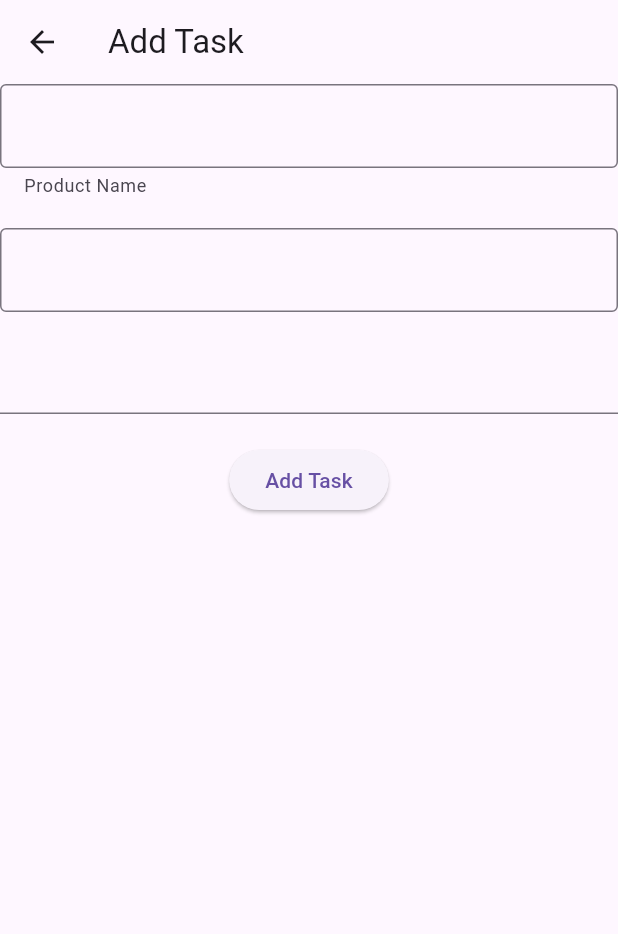
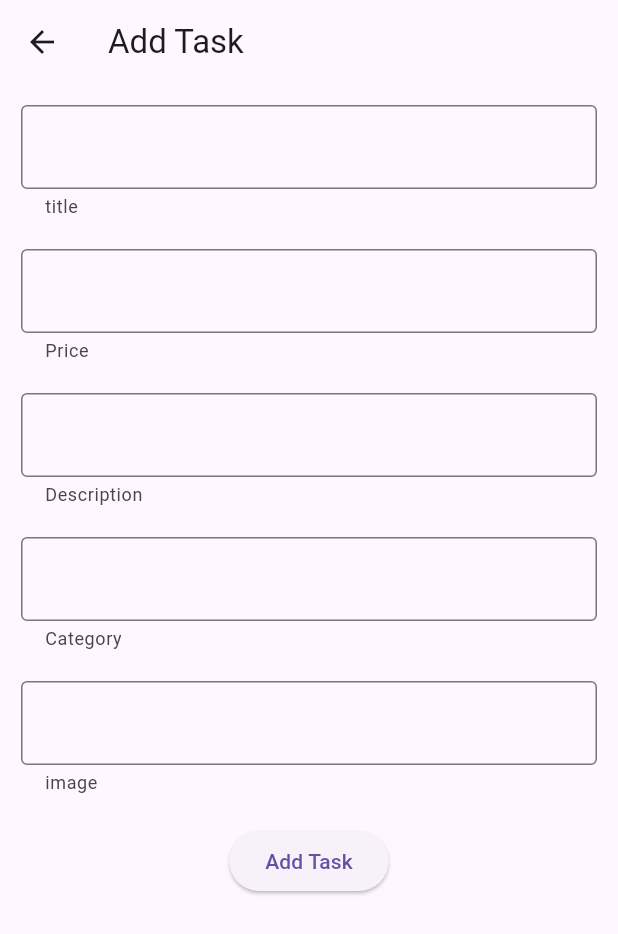
Before and after one commit to officialgrowthagency-blip/Clean-Code-Project, a Flutter app: the screen it shows after launch, after a tap on "Add", on a phone screen of 412 x 824 dp. Shown: the top 934 px of the screen. Run offline on Flutter 3.47's test engine with Material 3 defaults, Android fonts, the phone set to English and light mode, and no system bars; our stand-ins replace equatable, flutter_bloc; network calls fail.

Commit message:
today final work

```diff
--- a/lib/core/features/skill_project/data/datasources/remote_data_source.dart
+++ b/lib/core/features/skill_project/data/datasources/remote_data_source.dart
@@ -1,9 +1,10 @@
-import 'dart:convert';
 import 'package:skill_develop_project/core/features/skill_project/data/models/crud_models.dart';
 import 'package:skill_develop_project/core/network/api_service.dart';
 
 abstract class RemoteDataSource {
    Future<List<CrudModel>> getProduct();
+
+   Future<bool> postProduct(Map<String, dynamic> products);
  }
 
 class RemoteDataSourceImpl implements RemoteDataSource {
@@ -15,9 +16,9 @@ class RemoteDataSourceImpl implements RemoteDataSource {
 
     final response = await apiService.getCrudApiData("products");
 
-     if(response.statusCode == 200){
+     if(response.isSuccess){
 
-      final List<dynamic> data = jsonDecode(response.body);
+      final List<dynamic> data = response.responseData;
 
        return data.map((item)=> CrudModel.fromJson(item)).toList();
 
@@ -27,4 +28,20 @@ class RemoteDataSourceImpl implements RemoteDataSource {
      }
   }
 
+    @override
+      Future<bool> postProduct(Map<String, dynamic> products) async{
+
+      final response = await apiService.postApiData("products", body: products);
+
+       if(response.isSuccess){
+        return true;
+       }
+       else {
+        throw Exception("Failed to post data: ${response.errorMessage}");
+
+       }
+
+    }
+
+
 }
--- a/lib/core/features/skill_project/data/models/crud_models.dart
+++ b/lib/core/features/skill_project/data/models/crud_models.dart
@@ -19,12 +19,12 @@ class CrudModel {
     });
 
   CrudModel.fromJson(Map<String, dynamic> json) {
-    id = json['id'];
-    title = json['title'];
-    price = json['price'];
-    description = json['description'];
-    category = json['category'];
-    image = json['image'];
+    id = json['id'] as int;
+    title = json['title'] as String;
+    price = (json['price'] as num).toDouble();
+    description = json['description'] as String;
+    category = json['category']as String;
+    image = json['image'] as String;
     rating =
         json['rating'] != null ?  Rating.fromJson(json['rating']) : null;
   }
@@ -38,9 +38,12 @@ class Rating {
 
   Rating({this.rate, this.count});
 
-  Rating.fromJson(Map<String, dynamic> json) {
-    rate = json['rate']?.toDouble();
-    count = json['count'];
+     factory Rating.fromJson(Map<String, dynamic> json) {
+      return Rating(
+
+      rate: (json['rate'] as num).toDouble(),
+      count: json['count'] as int,
+    );
   }
 
 }
--- a/lib/core/features/skill_project/domain/repositories/repo.dart
+++ b/lib/core/features/skill_project/domain/repositories/repo.dart
@@ -3,4 +3,5 @@ import 'package:skill_develop_project/core/features/skill_project/domain/entitie
 abstract class CrudRepositories {
   Future<List<CrudEntity>> getCrud();
 
+  Future<bool> postCrud (Map<String, dynamic> products);
 }
--- a/lib/core/features/skill_project/presentation/bloc/cubit_state.dart
+++ b/lib/core/features/skill_project/presentation/bloc/cubit_state.dart
@@ -22,6 +22,13 @@ class CubitInitialState extends CubitState {
 
  }
 
+ class PostActionLoading extends CubitState {// state  কি ঠিক আছে
+  @override
+
+  List<Object?> get props => [];
+
+ }
+
 class LoadedList extends CubitState {
 
  final List<CrudEntity> post;
@@ -34,6 +41,15 @@ class LoadedList extends CubitState {
 
 }
 
+ class ProductActionSuccess extends CubitState {
+
+  @override
+  List<Object?> get props => [];
+
+ }
+
+
+
 class ErrorLoaded extends CubitState {
  final String message;
 
--- a/lib/core/features/skill_project/presentation/page/add_page.dart
+++ b/lib/core/features/skill_project/presentation/page/add_page.dart
@@ -1,4 +1,8 @@
 import 'package:flutter/material.dart';
+import 'package:flutter_bloc/flutter_bloc.dart';
+import 'package:skill_develop_project/core/features/skill_project/presentation/bloc/cubit.dart';
+import 'package:skill_develop_project/core/features/skill_project/presentation/bloc/cubit_state.dart';
+import 'package:skill_develop_project/core/features/skill_project/presentation/widgets/text_field.dart';
 
 class AddPageScreen extends StatefulWidget {
   const AddPageScreen({super.key});
@@ -8,47 +12,102 @@ class AddPageScreen extends StatefulWidget {
 }
 
 class _AddPageScreenState extends State<AddPageScreen> {
+  final TextEditingController _title = TextEditingController();
+  final TextEditingController _price = TextEditingController();
+  final TextEditingController _description = TextEditingController();
+  final TextEditingController _category = TextEditingController();
+  final TextEditingController _image = TextEditingController();
 
+  final GlobalKey<FormState> _globalKey = GlobalKey<FormState>();
 
-
-
-
+  bool isAddTaskProgress = false;
 
   @override
   Widget build(BuildContext context) {
     return Scaffold(
-      appBar: AppBar(
-        title: Text("Add Task"),
-      ),
-      body: Column(
-
+      appBar: AppBar(title: Text("Add Task")),
+      body: Form(
+        key: _globalKey,
+        child: Padding(
+          padding: const EdgeInsets.all(14.0),
+          child: Column(
             children: [
-
-          TextFormField(
-           //controller: ,
-           decoration: InputDecoration(
-           helperText: "Product Name",
-           border: OutlineInputBorder()
-           ),
+              TextFormFieldCustom(
+                controller: _title,
+                helperText: 'title'
                 ),
 
               const SizedBox(height: 20),
 
-          TextFormField(
-            decoration: InputDecoration(
-           border: OutlineInputBorder()
-           ),
+              TextFormFieldCustom(
+                controller: _price,
+                helperText: 'Price'
                 ),
 
               const SizedBox(height: 20),
 
-          TextFormField(),
+              TextFormFieldCustom(
+                controller: _description,
+                helperText: 'Description'
+                ),
 
               const SizedBox(height: 20),
 
-          ElevatedButton(onPressed: () {}, child: Text("Add Task"))
+               TextFormFieldCustom(
+                controller: _category,
+                helperText: 'Category'
+                ),
+
+              const SizedBox(height: 20),
+
+               TextFormFieldCustom(
+                controller: _image,
+                helperText: 'image'
+                ),
+
+              const SizedBox(height: 20),
+
+              BlocConsumer<ProductCubit, CubitState>(
+                listener: (context, state) {
+                  if (state is ProductActionSuccess) {
+                    Navigator.pop(context);
+                  }
+                },
+
+                builder: (context, state) {
+                  if (state is PostActionLoading) { // progress ঘুরছে নাহ
+                   return const  Center(child: CircularProgressIndicator());
+                  }
+                  return ElevatedButton(
+                    onPressed: () {
+                      if(_globalKey.currentState!.validate()){
+                        postServer(context);
+                      }
+                    },
+                    child: Text("Add Task"),
+                  );
+                },
+              ),
             ],
+          ),
+        ),
       ),
     );
   }
+
+  void postServer(BuildContext context) async {
+
+
+    final requestInput = {
+      "title": _title.text.trim(),
+      "price": _price.text.trim(),
+      "description": _description.text.trim(),
+      "category": _category.text.trim(),
+      "id": 0,
+    };
+
+    // isAddTaskProgress = true;
+
+    context.read<ProductCubit>().addProduct(requestInput);
   }
+}
--- a/lib/core/features/skill_project/presentation/page/home_screen.dart
+++ b/lib/core/features/skill_project/presentation/page/home_screen.dart
@@ -12,13 +12,11 @@ class MyHomePage extends StatefulWidget {
 }
 
 class _MyHomePageState extends State<MyHomePage> {
-
- @override
+  @override
   void initState() {
     super.initState();
     context.read<ProductCubit>().fetchProduct();
   }
-
 
   @override
   Widget build(BuildContext context) {
@@ -28,37 +26,50 @@ class _MyHomePageState extends State<MyHomePage> {
         backgroundColor: Colors.blue[400],
         centerTitle: true,
       ),
-      body: BlocBuilder<ProductCubit, CubitState> (
-        builder: (context, state){
+      body: BlocBuilder<ProductCubit, CubitState>(
+        builder: (context, state) {
+          if (state is ListLoading) {
+            return Center(child: CircularProgressIndicator());
+          } else if (state is LoadedList) {
+            return ListView.builder(
+              itemCount: state.post.length,
+              itemBuilder: (_, index) {
+                final item = state.post[index];
+                return Card(
+                  child: ListTile(
+                    title: Text(item.title.toString()),
+                    subtitle: Text(item.price.toString()),
+                  ),
+                );
+              },
+            );
+          } else if (state is ErrorLoaded) {
+            return Center(
+              child: Column(
+                children: [
+                  Text(state.message),
 
-        if(state is ListLoading){
-          return Center(child: CircularProgressIndicator(),
-          );
-        }
-         else if(state is LoadedList){
-        return ListView.builder(
-        itemCount: state.post.length,
-        itemBuilder: (_, index){
-         final item = state.post[index];
-        return ListTile(
-          title: Text(item.title.toString()),
-          subtitle: Text(item.price.toString()),
-
-        );
-      });
-
-         }
-          else if(state is ErrorLoaded){
-            return Center(child: Text(state.message));
+                  const SizedBox(height: 20),
+                  ElevatedButton(
+                    onPressed: context.read<ProductCubit>().fetchProduct,
+                    child: Text("Retry"),
+                  ),
+                ],
+              ),
+            );
           }
 
-          return SizedBox();
-      }),
+          return Center(child: Text("No Data Available"));
+        },
+      ),
 
       floatingActionButton: FloatingActionButton(
         onPressed: () {
-          Navigator.push(context,
-          MaterialPageRoute(builder: (context)=> const AddPageScreen()));
+          Navigator.push(
+            context,
+            MaterialPageRoute(builder: (context) => const AddPageScreen()),
+          );
+          context.read<ProductCubit>().fetchProduct();
         },
         child: Text("Add"),
       ),
--- /dev/null
+++ b/lib/core/features/skill_project/presentation/widgets/text_field.dart
@@ -0,0 +1,32 @@
+import 'package:flutter/material.dart';
+
+
+class TextFormFieldCustom extends StatelessWidget {
+
+    final TextEditingController controller;
+    final String helperText;
+    final TextInputType? keyboardType;
+  const TextFormFieldCustom({super.key,
+  required this.controller,
+  required this.helperText,
+  this.keyboardType });
+
+  @override
+  Widget build(BuildContext context) {
+    return  TextFormField(
+              keyboardType: keyboardType,
+             controller: controller,
+             decoration: InputDecoration(
+             helperText: helperText,
+             border: OutlineInputBorder(),
+              ),
+              validator: (String? value) {
+                if(value == null || value.trim().isEmpty){
+                  return "Wrong input";
+                } else {
+                  return null;
+                }
+              },
+            );
+  }
+}
--- a/lib/core/network/api_service.dart
+++ b/lib/core/network/api_service.dart
@@ -1,9 +1,13 @@
 
+import 'dart:convert';
+
+import 'package:flutter/cupertino.dart';
 import 'package:http/http.dart' as http;
+import 'package:skill_develop_project/core/network/network_response.dart';
 
 class ApiService {
 
-  Future<http.Response> getCrudApiData (String endPoint) async {
+  Future<NetworkResponse> getCrudApiData (String endPoint) async {
 
    final String baseUrl = "https://fakestoreapi.com/";
 
@@ -13,10 +17,79 @@ class ApiService {
 
       final response = await http.get(uri);
 
-       return response;
+        if(response.statusCode == 200){
+        return NetworkResponse(
+        statusCode:  response.statusCode,
+        isSuccess: true,
+        responseData: jsonDecode(response.body),
+      );
+
+        } else {
+          return NetworkResponse(
+          statusCode: response.statusCode,
+          isSuccess: false,
+
+          );
+        }
 
     } catch (e) {
-       throw Exception(e.toString());
+       return NetworkResponse(
+        statusCode: -1,
+        isSuccess: false,
+        errorMessage: e.toString()
+      );
     }
   }
+
+
+  Future<NetworkResponse> postApiData (String endPoint, {Map<String, dynamic>? body}) async {
+
+    final String baseUrl = "https://fakestoreapi.com/";
+
+     final uri = Uri.parse("$baseUrl/$endPoint");
+
+      try {
+
+       Map<String, String> headers = {
+        'Content-Type': 'application/json',
+       };
+        final response = await http.post(
+          uri,
+          headers: headers,
+          body: body != null ? jsonEncode(body): null);
+
+          if(response.statusCode == 200 || response.statusCode == 201){
+
+               debugPrint("Post Reguest : ${response.body}");
+
+             return NetworkResponse(
+              statusCode: response.statusCode,
+              isSuccess: true,
+              responseData: jsonDecode(response.body),
+              );
+
+          } else {
+          return NetworkResponse(
+          statusCode: response.statusCode,
+          isSuccess: false,
+
+          );
+        }
+
+
+      } catch (e){
+         return NetworkResponse(
+        statusCode: -1,
+        isSuccess: false,
+        errorMessage: e.toString()
+      );
+
+      }
+
+
+  }
+
+
+
+
 }
```
Also changed, not shown: lib/core/features/skill_project/data/repositories/crud_repo_impl.dart (+13 -5 lines), lib/core/features/skill_project/domain/usecases/product_use_case.dart (+7 -0 lines), lib/core/features/skill_project/presentation/bloc/cubit.dart (+23 -0 lines), lib/core/network/network_response.dart (added, +15 -0 lines). Lines whose indentation alone changed are shown as unchanged.
